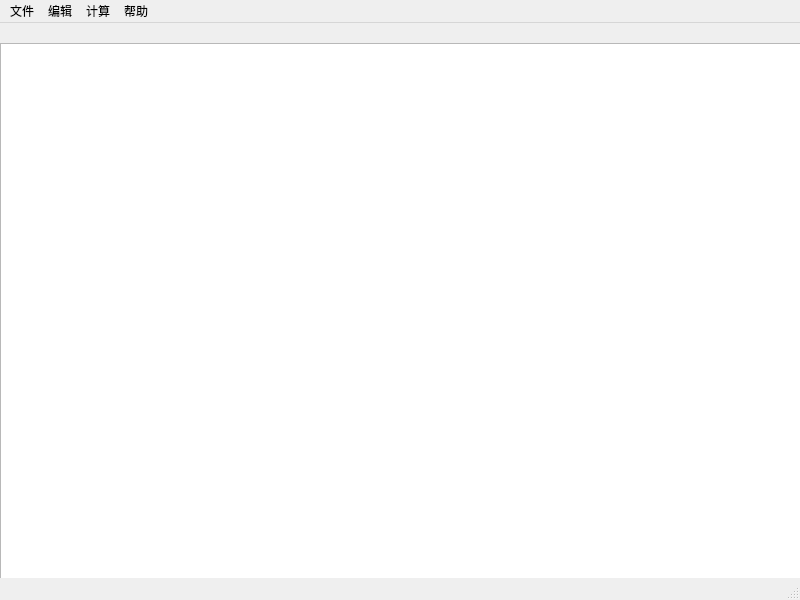
zjuliangxun/Visualized-Neural-Networks, file code/src/view/NetView.ui: the form before one commit.
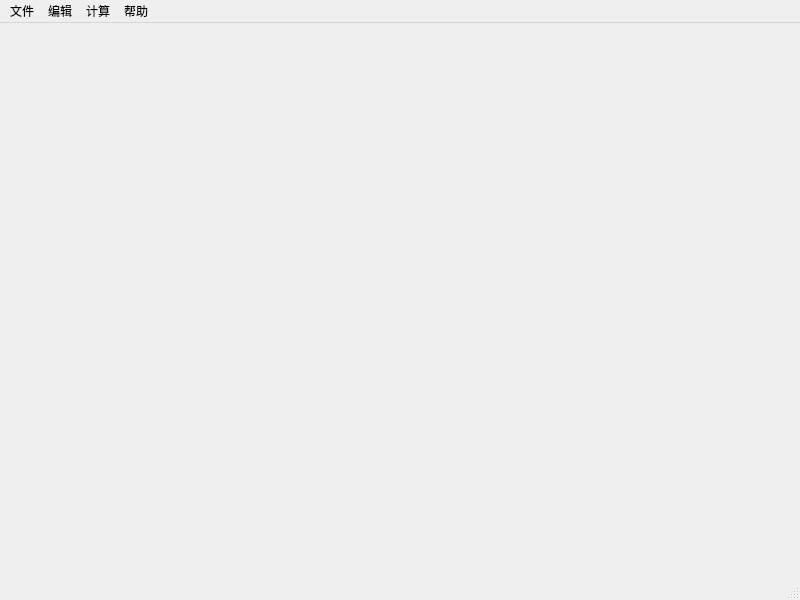
The form after the commit.

Commit message: add weights (View).

Diff of the .ui file:
```diff
--- a/code/src/view/NetView.ui
+++ b/code/src/view/NetView.ui
@@ -13,18 +13,7 @@
   <property name="windowTitle">
    <string>NetView</string>
   </property>
-  <widget class="QWidget" name="centralwidget">
-   <widget class="QGraphicsView" name="graphicsView">
-    <property name="geometry">
-     <rect>
-      <x>0</x>
-      <y>20</y>
-      <width>801</width>
-      <height>551</height>
-     </rect>
-    </property>
-   </widget>
-  </widget>
+  <widget class="QWidget" name="centralwidget"/>
   <widget class="QMenuBar" name="menubar">
    <property name="geometry">
     <rect>
```
The commit also changes 11 other files.
